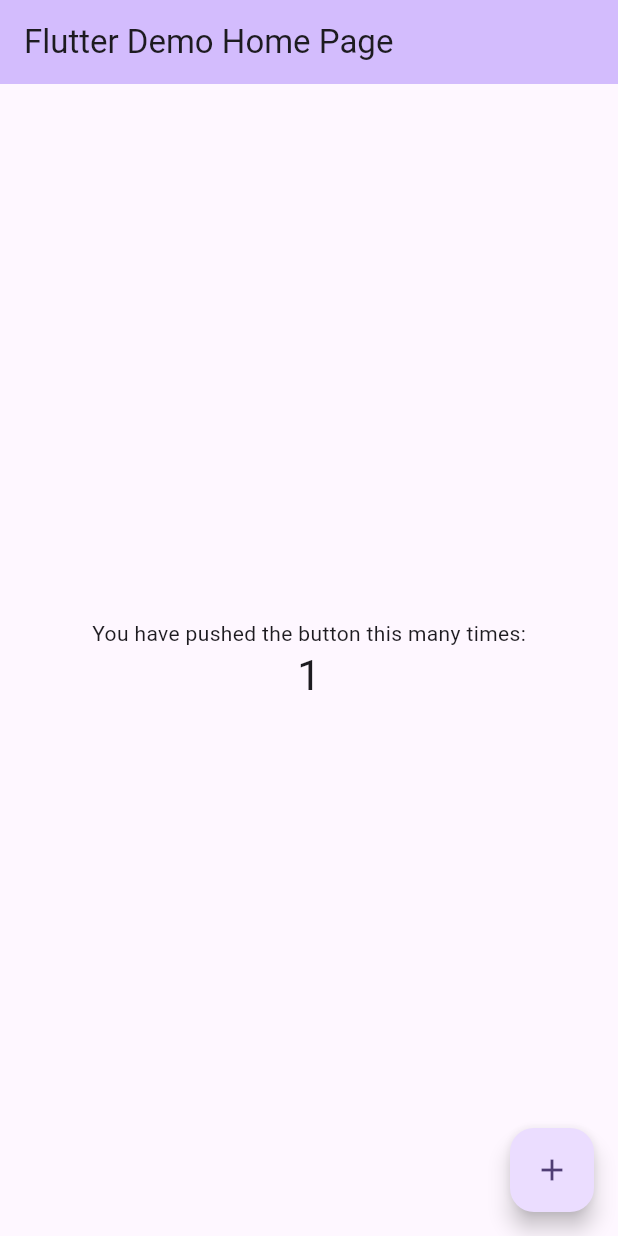
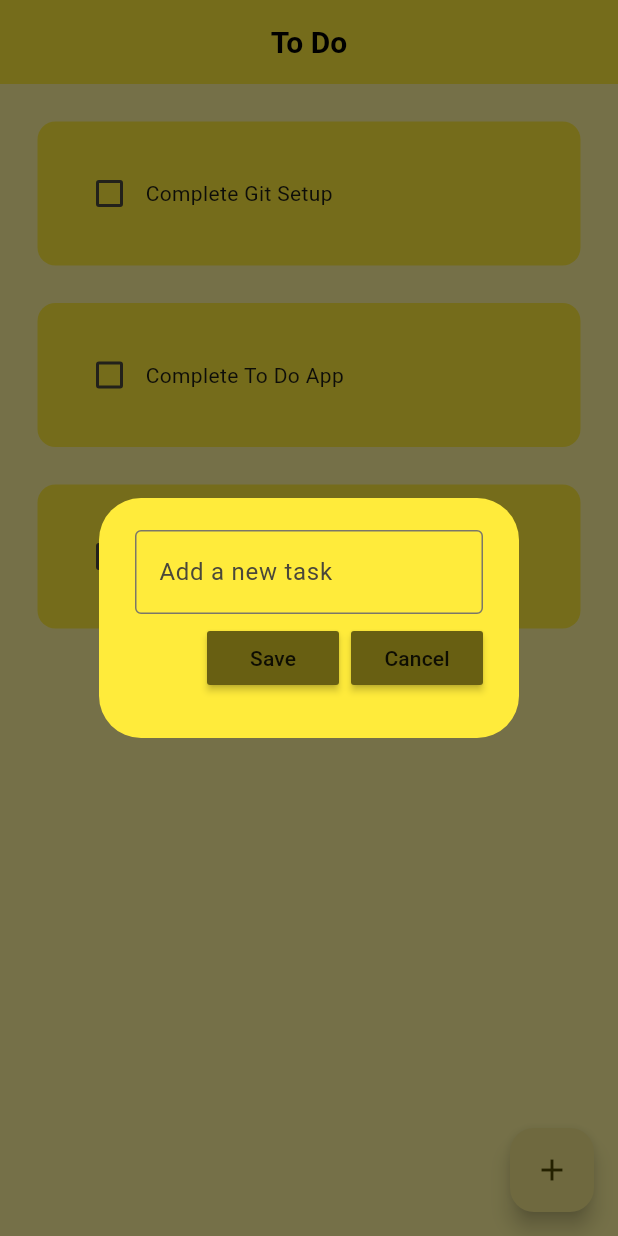
Before and after one commit to Ramsey-Dart/flutter.dev, a Flutter app: the screen it shows after launch, after a tap on the "add" icon, on a phone screen of 412 x 824 dp. Run offline on Flutter 3.47's test engine with Material 3 defaults, Android fonts, the phone set to English and light mode, and no system bars.

Commit message:
Your descriptive commit message here

```diff
--- a/lib/main.dart
+++ b/lib/main.dart
@@ -1,4 +1,5 @@
 import 'package:flutter/material.dart';
+import 'package:flutter_todo/pages/home_page.dart';
 
 void main() {
   runApp(const MyApp());
@@ -11,115 +12,13 @@ class MyApp extends StatelessWidget {
   @override
   Widget build(BuildContext context) {
     return MaterialApp(
-      title: 'Flutter Demo',
-      theme: ThemeData(
-        // This is the theme of your application.
-        //
-        // TRY THIS: Try running your application with "flutter run". You'll see
-        // the application has a purple toolbar. Then, without quitting the app,
-        // try changing the seedColor in the colorScheme below to Colors.green
-        // and then invoke "hot reload" (save your changes or press the "hot
-        // reload" button in a Flutter-supported IDE, or press "r" if you used
-        // the command line to start the app).
-        //
-        // Notice that the counter didn't reset back to zero; the application
-        // state is not lost during the reload. To reset the state, use hot
-        // restart instead.
-        //
-        // This works for code too, not just values: Most code changes can be
-        // tested with just a hot reload.
-        colorScheme: ColorScheme.fromSeed(seedColor: Colors.deepPurple),
-        useMaterial3: true,
-      ),
-      home: const MyHomePage(title: 'Flutter Demo Home Page'),
-    );
+        title: 'To Do App',
+        theme: ThemeData(
+          colorScheme: ColorScheme.fromSeed(seedColor: Colors.yellow),
+          useMaterial3: true,
+        ),
+        debugShowCheckedModeBanner: false,
+        // ignore: prefer_const_constructors
+        home: HomePage());
   }
 }
-
-class MyHomePage extends StatefulWidget {
-  const MyHomePage({super.key, required this.title});
-
-  // This widget is the home page of your application. It is stateful, meaning
-  // that it has a State object (defined below) that contains fields that affect
-  // how it looks.
-
-  // This class is the configuration for the state. It holds the values (in this
-  // case the title) provided by the parent (in this case the App widget) and
-  // used by the build method of the State. Fields in a Widget subclass are
-  // always marked "final".
-
-  final String title;
-
-  @override
-  State<MyHomePage> createState() => _MyHomePageState();
-}
-
-class _MyHomePageState extends State<MyHomePage> {
-  int _counter = 0;
-
-  void _incrementCounter() {
-    setState(() {
-      // This call to setState tells the Flutter framework that something has
-      // changed in this State, which causes it to rerun the build method below
-      // so that the display can reflect the updated values. If we changed
-      // _counter without calling setState(), then the build method would not be
-      // called again, and so nothing would appear to happen.
-      _counter++;
-    });
-  }
-
-  @override
-  Widget build(BuildContext context) {
-    // This method is rerun every time setState is called, for instance as done
-    // by the _incrementCounter method above.
-    //
-    // The Flutter framework has been optimized to make rerunning build methods
-    // fast, so that you can just rebuild anything that needs updating rather
-    // than having to individually change instances of widgets.
-    return Scaffold(
-      appBar: AppBar(
-        // TRY THIS: Try changing the color here to a specific color (to
-        // Colors.amber, perhaps?) and trigger a hot reload to see the AppBar
-        // change color while the other colors stay the same.
-        backgroundColor: Theme.of(context).colorScheme.inversePrimary,
-        // Here we take the value from the MyHomePage object that was created by
-        // the App.build method, and use it to set our appbar title.
-        title: Text(widget.title),
-      ),
-      body: Center(
-        // Center is a layout widget. It takes a single child and positions it
-        // in the middle of the parent.
-        child: Column(
-          // Column is also a layout widget. It takes a list of children and
-          // arranges them vertically. By default, it sizes itself to fit its
-          // children horizontally, and tries to be as tall as its parent.
-          //
-          // Column has various properties to control how it sizes itself and
-          // how it positions its children. Here we use mainAxisAlignment to
-          // center the children vertically; the main axis here is the vertical
-          // axis because Columns are vertical (the cross axis would be
-          // horizontal).
-          //
-          // TRY THIS: Invoke "debug painting" (choose the "Toggle Debug Paint"
-          // action in the IDE, or press "p" in the console), to see the
-          // wireframe for each widget.
-          mainAxisAlignment: MainAxisAlignment.center,
-          children: <Widget>[
-            const Text(
-              'You have pushed the button this many times:',
-            ),
-            Text(
-              '$_counter',
-              style: Theme.of(context).textTheme.headlineMedium,
-            ),
-          ],
-        ),
-      ),
-      floatingActionButton: FloatingActionButton(
-        onPressed: _incrementCounter,
-        tooltip: 'Increment',
-        child: const Icon(Icons.add),
-      ), // This trailing comma makes auto-formatting nicer for build methods.
-    );
-  }
-}
--- /dev/null
+++ b/lib/pages/home_page.dart
@@ -0,0 +1,77 @@
+// ignore_for_file: prefer_const_constructors
+
+import 'package:flutter/material.dart';
+import 'package:flutter_todo/pages/utils/dialog_box.dart';
+
+import 'package:flutter_todo/pages/utils/todo_tile.dart';
+
+class HomePage extends StatefulWidget {
+  const HomePage({super.key});
+
+  @override
+  State<HomePage> createState() => _HomePageState();
+}
+
+class _HomePageState extends State<HomePage> {
+  final _controller = TextEditingController();
+
+  List toDoList = [
+    ["Complete Git Setup", false],
+    ["Complete To Do App", false],
+    ["Load progress onto Whatsapp", false]
+  ];
+
+  void checkBoxChanged(bool? value, int index) {
+    setState(() {
+      toDoList[index][1] = value!;
+    });
+  }
+
+  void saveNewTask() {
+    setState(() {
+      toDoList.add([_controller.text, false]);
+    });
+    Navigator.of(context).pop();
+  }
+
+  void createNewTask() {
+    showDialog(
+      context: context,
+      builder: (context) {
+        return DialogBox(
+          controller: TextEditingController(),
+          onSave: saveNewTask,
+          onCancel: () => Navigator.of(context).pop(),
+        );
+      },
+    );
+  }
+
+  @override
+  Widget build(BuildContext context) {
+    return Scaffold(
+      backgroundColor: Colors.yellow[200],
+      appBar: AppBar(
+          title: Center(child: Text("To Do")),
+          backgroundColor: Colors.yellow,
+          titleTextStyle: TextStyle(
+              fontSize: 20.0, // Adjust font size as needed
+              fontWeight: FontWeight.bold,
+              color: Colors.black)),
+      floatingActionButton: FloatingActionButton(
+        onPressed: createNewTask,
+        child: Icon(Icons.add),
+      ),
+      body: ListView.builder(
+        itemCount: toDoList.length,
+        itemBuilder: (context, index) {
+          return ToDoTile(
+            taskName: toDoList[index][0],
+            taskCompleted: toDoList[index][1],
+            onChanged: (value) => checkBoxChanged(value, index),
+          );
+        },
+      ),
+    );
+  }
+}
--- /dev/null
+++ b/lib/pages/utils/dialog_box.dart
@@ -0,0 +1,47 @@
+import 'package:flutter/material.dart';
+import 'package:flutter_todo/pages/utils/my_button.dart';
+
+// ignore: must_be_immutable
+class DialogBox extends StatelessWidget {
+  // ignore: prefer_typing_uninitialized_variables
+  final controller;
+  VoidCallback onSave;
+  VoidCallback onCancel;
+
+  DialogBox({
+    super.key,
+    required this.controller,
+    required this.onSave,
+    required this.onCancel,
+  });
+
+  @override
+  Widget build(BuildContext context) {
+    return AlertDialog(
+      backgroundColor: Colors.yellow,
+      content: SizedBox(
+        height: 120,
+        child: Column(
+          mainAxisAlignment: MainAxisAlignment.spaceEvenly,
+          children: [
+            TextField(
+              controller: controller,
+              decoration: InputDecoration(
+                  border: OutlineInputBorder(), hintText: "Add a new task"),
+            ),
+            Row(
+              mainAxisAlignment: MainAxisAlignment.end,
+              children: [
+                MyButton(text: "Save", onPressed: onSave),
+                const SizedBox(
+                  width: 8,
+                ),
+                MyButton(text: "Cancel", onPressed: onCancel)
+              ],
+            )
+          ],
+        ),
+      ),
+    );
+  }
+}
--- /dev/null
+++ b/lib/pages/utils/my_button.dart
@@ -0,0 +1,21 @@
+import 'package:flutter/material.dart';
+
+// ignore: must_be_immutable
+class MyButton extends StatelessWidget {
+  final String text;
+  VoidCallback onPressed;
+  MyButton({
+    super.key,
+    required this.text,
+    required this.onPressed,
+  });
+
+  @override
+  Widget build(BuildContext context) {
+    return MaterialButton(
+      onPressed: onPressed,
+      color: Theme.of(context).primaryColor,
+      child: Text(text),
+    );
+  }
+}
--- /dev/null
+++ b/lib/pages/utils/todo_tile.dart
@@ -0,0 +1,46 @@
+// ignore_for_file: prefer_const_constructors, must_be_immutable
+
+import 'package:flutter/material.dart';
+
+class ToDoTile extends StatelessWidget {
+  final String taskName;
+  final bool taskCompleted;
+  Function(bool?)? onChanged;
+
+  ToDoTile({
+    super.key,
+    required this.taskName,
+    required this.taskCompleted,
+    required this.onChanged,
+  });
+
+  @override
+  Widget build(BuildContext context) {
+    return Padding(
+        padding: const EdgeInsets.only(left: 25.0, right: 25, top: 25),
+        child: Container(
+          padding: EdgeInsets.all(24),
+          decoration: BoxDecoration(
+            color: Colors.yellow,
+            borderRadius: BorderRadius.circular(12),
+          ),
+          child: Row(
+            children: [
+              Checkbox(
+                value: taskCompleted,
+                onChanged: onChanged,
+                activeColor: Colors.black,
+              ),
+              Text(
+                taskName,
+                style: TextStyle(
+                  decoration: taskCompleted
+                      ? TextDecoration.lineThrough
+                      : TextDecoration.none,
+                ),
+              ),
+            ],
+          ),
+        ));
+  }
+}
```
Also changed, not shown: pubspec.lock (added), 7 other files.
